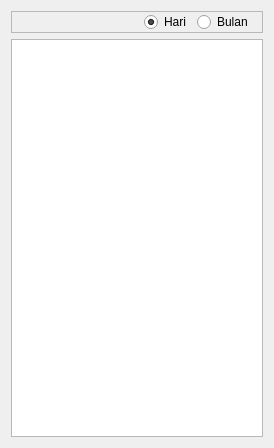
AyahnaSyahid/LazyMins, file src/widget/summary/summarywidget.ui: the form before one commit.
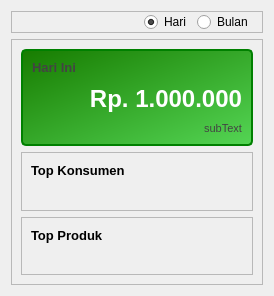
The form after the commit.

```diff
--- a/src/widget/summary/summarywidget.ui
+++ b/src/widget/summary/summarywidget.ui
@@ -7,12 +7,29 @@
     <x>0</x>
     <y>0</y>
     <width>274</width>
-    <height>448</height>
+    <height>296</height>
    </rect>
   </property>
   <property name="windowTitle">
    <string>Ringkasan</string>
   </property>
+  <property name="styleSheet">
+   <string notr="true">QFrame#omzetFrame { 
+    background-color: qlineargradient(spread:pad, x1:0, y1:0, x2:1, y2:1, stop:0 rgba(23, 124, 0, 255), stop:1 rgba(84, 213, 84, 255));
+    border: 2px solid green;
+    border-radius: 5px; 
+}
+
+/* Memisahkan selector untuk memastikan semua terbaca */
+QLabel#title1, 
+QLabel#subtext1 { 
+    color:  #434343; 
+}
+
+QLabel#value1 { 
+    color: #ffffff; 
+}</string>
+  </property>
   <layout class="QVBoxLayout" name="verticalLayout">
    <item>
     <widget class="QFrame" name="frame">
@@ -63,7 +80,200 @@
     </widget>
    </item>
    <item>
-    <widget class="QListView" name="listView"/>
+    <widget class="QScrollArea" name="scrollArea">
+     <property name="widgetResizable">
+      <bool>true</bool>
+     </property>
+     <widget class="QWidget" name="scrollAreaWidgetContents">
+      <property name="geometry">
+       <rect>
+        <x>0</x>
+        <y>0</y>
+        <width>254</width>
+        <height>248</height>
+       </rect>
+      </property>
+      <layout class="QVBoxLayout" name="verticalLayout_5">
+       <item>
+        <widget class="QFrame" name="omzetFrame">
+         <property name="minimumSize">
+          <size>
+           <width>0</width>
+           <height>97</height>
+          </size>
+         </property>
+         <property name="maximumSize">
+          <size>
+           <width>16777215</width>
+           <height>97</height>
+          </size>
+         </property>
+         <property name="styleSheet">
+          <string notr="true"/>
+         </property>
+         <property name="frameShape">
+          <enum>QFrame::Shape::StyledPanel</enum>
+         </property>
+         <property name="frameShadow">
+          <enum>QFrame::Shadow::Raised</enum>
+         </property>
+         <layout class="QVBoxLayout" name="verticalLayout_2" stretch="0,1,0">
+          <property name="rightMargin">
+           <number>9</number>
+          </property>
+          <item>
+           <widget class="QLabel" name="title1">
+            <property name="font">
+             <font>
+              <pointsize>10</pointsize>
+              <bold>true</bold>
+             </font>
+            </property>
+            <property name="text">
+             <string>Hari Ini</string>
+            </property>
+           </widget>
+          </item>
+          <item>
+           <widget class="QLabel" name="value1">
+            <property name="font">
+             <font>
+              <family>Segoe UI</family>
+              <pointsize>18</pointsize>
+              <bold>true</bold>
+             </font>
+            </property>
+            <property name="text">
+             <string>Rp. 1.000.000</string>
+            </property>
+            <property name="alignment">
+             <set>Qt::AlignmentFlag::AlignRight|Qt::AlignmentFlag::AlignTrailing|Qt::AlignmentFlag::AlignVCenter</set>
+            </property>
+           </widget>
+          </item>
+          <item>
+           <widget class="QLabel" name="subtext1">
+            <property name="font">
+             <font>
+              <pointsize>8</pointsize>
+             </font>
+            </property>
+            <property name="text">
+             <string>subText</string>
+            </property>
+            <property name="alignment">
+             <set>Qt::AlignmentFlag::AlignRight|Qt::AlignmentFlag::AlignTrailing|Qt::AlignmentFlag::AlignVCenter</set>
+            </property>
+           </widget>
+          </item>
+         </layout>
+        </widget>
+       </item>
+       <item>
+        <widget class="QFrame" name="topCustomer">
+         <property name="styleSheet">
+          <string notr="true">QFrame#omzetFrame{ 
+background-color: qlineargradient(spread:pad, x1:0, y1:0, x2:1, y2:1, stop:0 rgba(23, 124, 0, 255), stop:1 rgba(84, 213, 84, 255));
+border: 2px solid green;
+border-radius: 5px; }
+#label,#label3 { color:rgb(67, 67, 67)}
+#label2{color:white}</string>
+         </property>
+         <property name="frameShape">
+          <enum>QFrame::Shape::StyledPanel</enum>
+         </property>
+         <property name="frameShadow">
+          <enum>QFrame::Shadow::Raised</enum>
+         </property>
+         <layout class="QVBoxLayout" name="verticalLayout_4" stretch="0,0">
+          <property name="rightMargin">
+           <number>9</number>
+          </property>
+          <item>
+           <widget class="QLabel" name="title3">
+            <property name="font">
+             <font>
+              <pointsize>10</pointsize>
+              <bold>true</bold>
+             </font>
+            </property>
+            <property name="text">
+             <string>Top Konsumen</string>
+            </property>
+           </widget>
+          </item>
+          <item>
+           <widget class="QLabel" name="subtext3">
+            <property name="font">
+             <font>
+              <pointsize>8</pointsize>
+             </font>
+            </property>
+            <property name="text">
+             <string/>
+            </property>
+            <property name="alignment">
+             <set>Qt::AlignmentFlag::AlignRight|Qt::AlignmentFlag::AlignTop|Qt::AlignmentFlag::AlignTrailing</set>
+            </property>
+           </widget>
+          </item>
+         </layout>
+        </widget>
+       </item>
+       <item>
+        <widget class="QFrame" name="topProduk">
+         <property name="styleSheet">
+          <string notr="true">QFrame#omzetFrame{ 
+background-color: qlineargradient(spread:pad, x1:0, y1:0, x2:1, y2:1, stop:0 rgba(23, 124, 0, 255), stop:1 rgba(84, 213, 84, 255));
+border: 2px solid green;
+border-radius: 5px; }
+#label,#label3 { color:rgb(67, 67, 67)}
+#label2{color:white}</string>
+         </property>
+         <property name="frameShape">
+          <enum>QFrame::Shape::StyledPanel</enum>
+         </property>
+         <property name="frameShadow">
+          <enum>QFrame::Shadow::Raised</enum>
+         </property>
+         <layout class="QVBoxLayout" name="verticalLayout_3" stretch="0,0">
+          <property name="rightMargin">
+           <number>9</number>
+          </property>
+          <item>
+           <widget class="QLabel" name="title2">
+            <property name="font">
+             <font>
+              <pointsize>10</pointsize>
+              <bold>true</bold>
+             </font>
+            </property>
+            <property name="text">
+             <string>Top Produk</string>
+            </property>
+           </widget>
+          </item>
+          <item>
+           <widget class="QLabel" name="subtext2">
+            <property name="font">
+             <font>
+              <pointsize>8</pointsize>
+             </font>
+            </property>
+            <property name="text">
+             <string/>
+            </property>
+            <property name="alignment">
+             <set>Qt::AlignmentFlag::AlignRight|Qt::AlignmentFlag::AlignTop|Qt::AlignmentFlag::AlignTrailing</set>
+            </property>
+           </widget>
+          </item>
+         </layout>
+        </widget>
+       </item>
+      </layout>
+     </widget>
+    </widget>
    </item>
   </layout>
  </widget>
```
